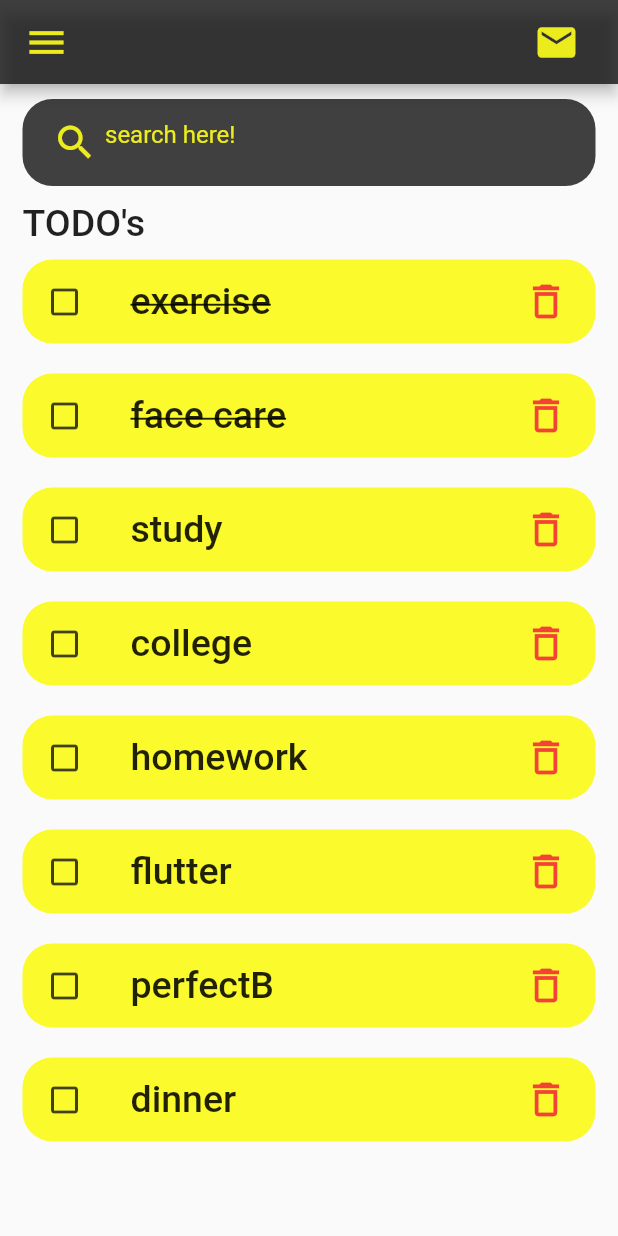
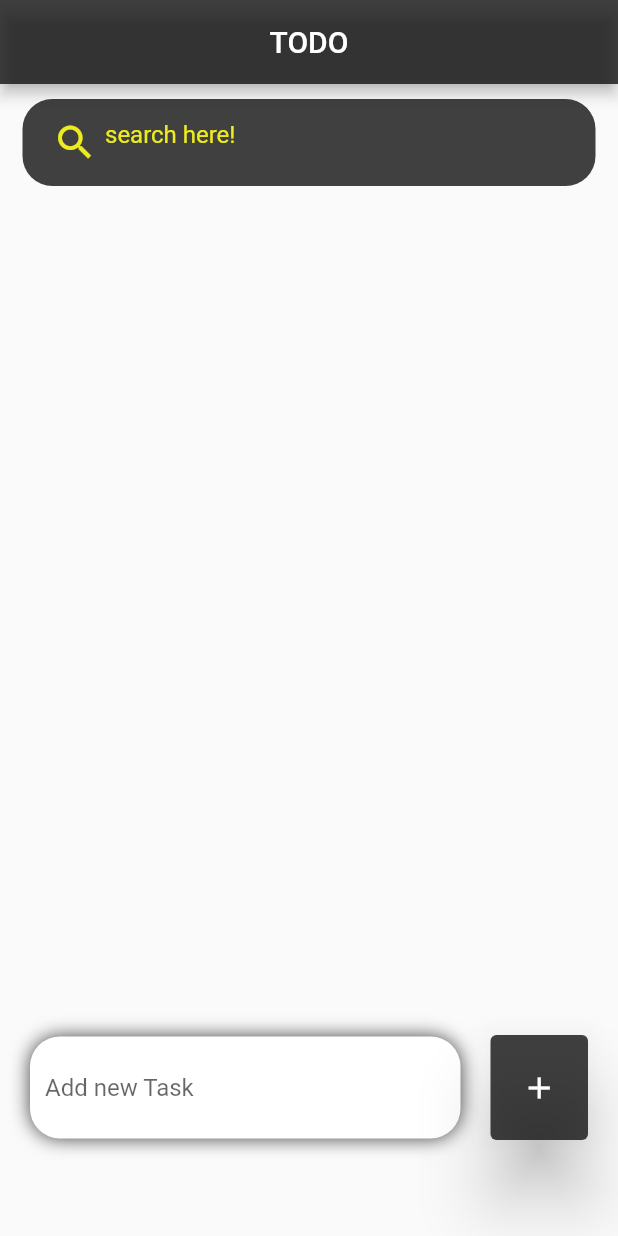
Before and after one commit to Ronit-gurjar/Flutter, a Flutter app: the screen it shows after launch, on a phone screen of 412 x 824 dp. Run offline on Flutter 3.47's test engine with Material 2 defaults, Android fonts, the phone set to English and light mode, and no system bars.

```diff
--- a/firstapp/lib/main.dart
+++ b/firstapp/lib/main.dart
@@ -1,3 +1,6 @@
+// ignore_for_file: prefer_const_constructors
+//made by @Ronit-gurjar on github
+
 import 'package:firstapp/todo_item.dart';
 import 'package:flutter/material.dart';
 import 'package:flutter/services.dart';
@@ -10,6 +13,7 @@ class MyApp extends StatelessWidget {
   MyApp({super.key});
 
   final todoList = Todo.todoList();
+
   // This widget is the root of your application.
   @override
   Widget build(BuildContext context) {
@@ -26,38 +30,40 @@ class MyApp extends StatelessWidget {
   }
 }
 
-class MyHomePage extends StatelessWidget {
+class MyHomePage extends StatefulWidget {
   const MyHomePage({Key? key}) : super(key: key);
+
+  @override
+  State<MyHomePage> createState() => _MyHomePageState();
+}
+
+class _MyHomePageState extends State<MyHomePage> {
+  final todosList = Todo.todoList();
+  List<Todo> _foundTodo = [];
+  final _todoController = TextEditingController();
+
+  @override
+  void initState() {
+    _foundTodo = todosList;
+    super.initState();
+  }
 
   @override
   Widget build(BuildContext context) {
     return Scaffold(
         appBar: AppBar(
           backgroundColor: const Color.fromARGB(206, 20, 20, 20),
-        title: Row(
-          mainAxisAlignment: MainAxisAlignment.spaceBetween,
-          children: [
-            const Icon(
-              Icons.menu,
-              color: Color.fromARGB(236, 250, 250, 28),
-              size: 30,
+          title: Center(child: Text("TODO")),
         ),
-            Container(
-              height: 50,
-              width: 50,
-              child: const ClipRRect(
-                child: Icon(
-                  Icons.mail,
-                  size: 30,
-                  color: Color.fromARGB(236, 250, 250, 28),
-                ),
-              ),
-            )
-          ],
-        ),
-      ),
-      body: Container(
-        padding: const EdgeInsets.symmetric(horizontal: 15, vertical: 10),
+        body: Stack(children: [
+          Positioned(
+              top: 0,
+              left: 0,
+              right: 0,
+              bottom: 75,
+              child: Container(
+                padding:
+                    const EdgeInsets.symmetric(horizontal: 15, vertical: 10),
                 child: Column(
                   children: [
                     searchBox(),
@@ -65,32 +71,122 @@ class MyHomePage extends StatelessWidget {
                         child: ListView(
                       children: [
                         Container(
-                  margin: EdgeInsets.only(top: 10, bottom: 10),
-                  child: const Text(
+                          margin: const EdgeInsets.only(top: 10, bottom: 10),
+                          /*child: const Text(
                             "TODO's",
-                    style: TextStyle(fontSize: 25, fontWeight: FontWeight.w500),
+                            style: TextStyle(
+                                fontSize: 25, fontWeight: FontWeight.w500),
+                          ),*/
                         ),
-                ),
-                for (Todo todo in Todo.todoList())
+                        for (Todo todoo in _foundTodo)
                           TodoItem(
-                    todo: todo,
+                            todo: todoo,
+                            ontodoChange: _handletodoChange,
+                            onDeleteItem: _deletetodoItem,
                           ),
                       ],
                     ))
                   ],
                 ),
+              )),
+          Positioned(
+            top: 600,
+            left: 0,
+            right: 0,
+            bottom: 20,
+            child: Row(
+              children: [
+                Expanded(
+                    child: Container(
+                  margin:
+                      const EdgeInsets.only(bottom: 10, right: 20, left: 20),
+                  padding: EdgeInsets.symmetric(horizontal: 10, vertical: 10),
+                  decoration: BoxDecoration(
+                    color: Colors.white,
+                    // ignore: prefer_const_literals_to_create_immutables
+                    boxShadow: [
+                      BoxShadow(
+                        color: Color.fromARGB(206, 20, 20, 20),
+                        offset: Offset(0.0, 0.0),
+                        blurRadius: 10.00,
+                        spreadRadius: 0.0,
                       ),
-    );
+                    ],
+                    borderRadius: BorderRadius.circular(20),
+                  ),
+                  child: TextField(
+                    controller: _todoController,
+                    decoration: InputDecoration(
+                      hintText: 'Add new Task',
+                      border: InputBorder.none,
+                    ),
+                  ),
+                )),
+                Container(
+                  margin: EdgeInsets.only(bottom: 10, right: 20),
+                  child: ElevatedButton(
+                    onPressed: () {
+                      _addtodoItem(_todoController.text);
+                    },
+                    style: ElevatedButton.styleFrom(
+                        backgroundColor: Color.fromARGB(206, 20, 20, 20),
+                        minimumSize: Size(65, 70),
+                        elevation: 20),
+                    child: Icon(Icons.add),
+                  ),
+                )
+              ],
+            ),
+          )
+        ]));
   }
+
+//functionality:--
+  void _handletodoChange(Todo todo) {
+    setState(() {
+      todo.isDone = !todo.isDone;
+    });
+  }
+
+  void _deletetodoItem(String id) {
+    setState(() {
+      todosList.removeWhere((item) => item.id == id);
+    });
+  }
+
+  void _addtodoItem(String toDo) {
+    setState(() {
+      todosList.add(Todo(
+          id: DateTime.now().millisecondsSinceEpoch.toString(),
+          todoText: toDo));
+    });
+    _todoController.clear();
+  }
+
+  void _runSearch(String keywordentered) {
+    List<Todo> results = [];
+    if (keywordentered.isEmpty) {
+      results = todosList;
+    } else {
+      results = todosList
+          .where((item) => item.todoText!
+              .toLowerCase()
+              .contains(keywordentered.toLowerCase()))
+          .toList();
+    }
+    setState(() {
+      _foundTodo = results;
+    });
   }
 
   Widget searchBox() {
     return Container(
-    padding: EdgeInsets.symmetric(horizontal: 15, vertical: 5),
+      padding: const EdgeInsets.symmetric(horizontal: 15, vertical: 5),
       decoration: BoxDecoration(
-        color: Color.fromARGB(206, 20, 20, 20),
+          color: const Color.fromARGB(206, 20, 20, 20),
           borderRadius: BorderRadius.circular(20)),
-    child: const TextField(
+      child: TextField(
+        onChanged: (value) => _runSearch(value),
         decoration: InputDecoration(
             contentPadding: EdgeInsets.all(0),
             prefixIcon: Icon(
@@ -105,3 +201,4 @@ Widget searchBox() {
       ),
     );
   }
+}
--- a/firstapp/lib/todo_item.dart
+++ b/firstapp/lib/todo_item.dart
@@ -4,7 +4,13 @@ import 'package:flutter/src/widgets/framework.dart';
 
 class TodoItem extends StatelessWidget {
   final Todo todo;
-  const TodoItem({super.key, required this.todo});
+  final ontodoChange;
+  final onDeleteItem;
+  const TodoItem(
+      {super.key,
+      required this.todo,
+      required this.ontodoChange,
+      required this.onDeleteItem});
 
   @override
   Widget build(BuildContext context) {
@@ -12,12 +18,14 @@ class TodoItem extends StatelessWidget {
       margin: EdgeInsets.only(bottom: 20),
       child: ListTile(
         onTap: () {
-          print("working!!!");
+          ontodoChange(todo);
         },
         shape: RoundedRectangleBorder(borderRadius: BorderRadius.circular(20)),
         tileColor: const Color.fromARGB(236, 250, 250, 28),
-        leading: const Icon(
-          Icons.check_box_outline_blank_outlined,
+        leading: Icon(
+          todo.isDone
+              ? Icons.check_box_outlined
+              : Icons.check_box_outline_blank_outlined,
           color: Color.fromARGB(206, 20, 20, 20),
         ),
         // ignore: prefer_const_constructors
@@ -39,7 +47,7 @@ class TodoItem extends StatelessWidget {
             iconSize: 30,
             icon: Icon(Icons.delete_outline),
             onPressed: () {
-              print("clicked on delete");
+              onDeleteItem(todo.id);
             },
           ),
         ),
@@ -62,15 +70,6 @@ class Todo {
   });
 
   static List<Todo> todoList() {
-    return [
-      Todo(id: "01", todoText: "exercise", isDone: true),
-      Todo(id: "02", todoText: "face care", isDone: true),
-      Todo(id: "03", todoText: "study"),
-      Todo(id: "04", todoText: "college"),
-      Todo(id: "05", todoText: "homework"),
-      Todo(id: "06", todoText: "flutter"),
-      Todo(id: "07", todoText: "perfectB"),
-      Todo(id: "08", todoText: "dinner"),
-    ];
+    return [];
   }
 }
```
Lines whose indentation alone changed are shown as unchanged.
